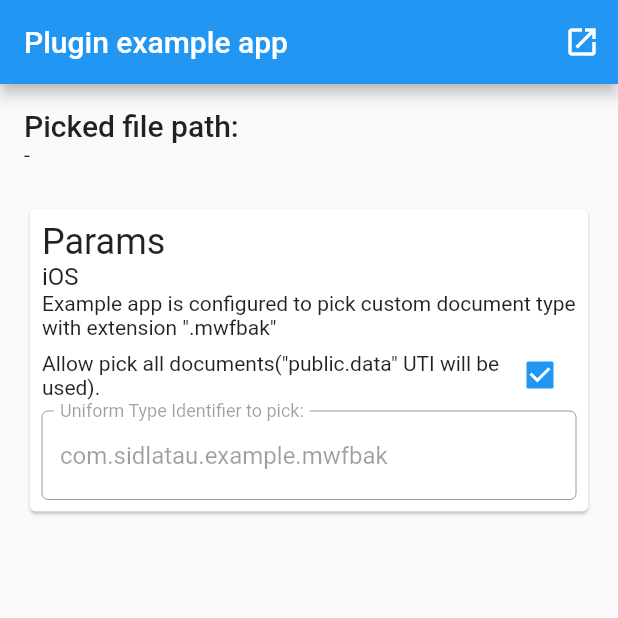
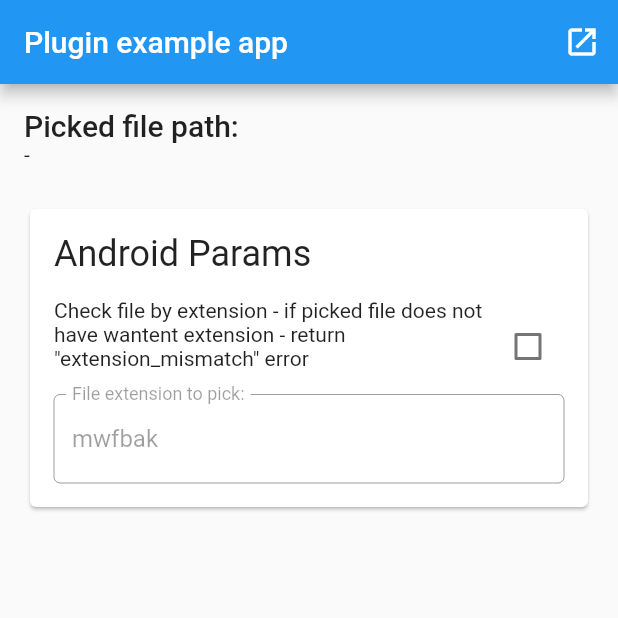
Before and after one commit to sidlatau/flutter_document_picker, a Flutter app: the screen it shows after launch, on a phone screen of 412 x 824 dp, the top half of it. Run offline on Flutter 3.47's test engine with Material 2 defaults, Android fonts, the light colour scheme and no system bars.

Commit message:
Android part: added ability to pick only custom document types.

```diff
--- a/example/lib/main.dart
+++ b/example/lib/main.dart
@@ -12,9 +12,14 @@ class _MyAppState extends State<MyApp> {
   String _path = '-';
   bool _pickFileInProgress = false;
   bool _iosPublicDataUTI = true;
+  bool _checkByCustomExtension = false;
 
   final _utiController = TextEditingController(
     text: 'com.sidlatau.example.mwfbak',
+  );
+
+  final _extensionController = TextEditingController(
+    text: 'mwfbak',
   );
 
   @override
@@ -36,7 +41,8 @@ class _MyAppState extends State<MyApp> {
             )
           ],
         ),
-        body: Padding(
+        body: SingleChildScrollView(
+          child: Padding(
             padding: const EdgeInsets.all(16.0),
             child: Column(
               crossAxisAlignment: CrossAxisAlignment.start,
@@ -47,21 +53,60 @@ class _MyAppState extends State<MyApp> {
                 ),
                 Text('$_path'),
                 _pickFileInProgress ? CircularProgressIndicator() : Container(),
-              Padding(
+                Theme.of(context).platform == TargetPlatform.iOS
+                    ? _buildIOSParams()
+                    : _buildAndroidParams(),
+              ],
+            ),
+          ),
+        ),
+      ),
+    );
+  }
+
+  _pickDocument() async {
+    String result;
+    try {
+      setState(() {
+        _path = '-';
+        _pickFileInProgress = true;
+      });
+
+      FlutterDocumentPickerParams params = FlutterDocumentPickerParams(
+        androidFileExtension:
+            _checkByCustomExtension ? _extensionController.text : null,
+        iosUtiType: _iosPublicDataUTI ? null : _utiController.text,
+      );
+
+      result = await FlutterDocumentPicker.openDocument(params: params);
+    } catch (e) {
+      result = 'Error: $e';
+    } finally {
+      setState(() {
+        _pickFileInProgress = false;
+      });
+    }
+
+    setState(() {
+      _path = result;
+    });
+  }
+
+  _buildIOSParams() {
+    return Padding(
       padding: EdgeInsets.only(top: 24.0),
       child: Card(
         child: Padding(
-                    padding: const EdgeInsets.all(8.0),
+          padding: const EdgeInsets.all(16.0),
           child: Column(
             crossAxisAlignment: CrossAxisAlignment.start,
             children: <Widget>[
-                        Text(
-                          'Params',
+              Padding(
+                padding: const EdgeInsets.only(bottom: 16.0),
+                child: Text(
+                  'iOS Params',
                   style: Theme.of(context).textTheme.headline,
                 ),
-                        Text(
-                          'iOS',
-                          style: Theme.of(context).textTheme.subhead,
               ),
               Text(
                 'Example app is configured to pick custom document type with extension ".mwfbak"',
@@ -97,6 +142,53 @@ class _MyAppState extends State<MyApp> {
           ),
         ),
       ),
+    );
+  }
+
+  _buildAndroidParams() {
+    return Padding(
+      padding: EdgeInsets.only(top: 24.0),
+      child: Card(
+        child: Padding(
+          padding: const EdgeInsets.all(16.0),
+          child: Column(
+            crossAxisAlignment: CrossAxisAlignment.start,
+            children: <Widget>[
+              Padding(
+                padding: const EdgeInsets.only(bottom: 16.0),
+                child: Text(
+                  'Android Params',
+                  style: Theme.of(context).textTheme.headline,
+                ),
+              ),
+              Row(
+                children: <Widget>[
+                  Expanded(
+                    child: Padding(
+                      padding: const EdgeInsets.only(bottom: 16.0),
+                      child: Text(
+                        'Check file by extension - if picked file does not have wantent extension - return "extension_mismatch" error',
+                        softWrap: true,
+                      ),
+                    ),
+                  ),
+                  Checkbox(
+                    value: _checkByCustomExtension,
+                    onChanged: (value) {
+                      setState(() {
+                        _checkByCustomExtension = value;
+                      });
+                    },
+                  ),
+                ],
+              ),
+              TextField(
+                controller: _extensionController,
+                enabled: _checkByCustomExtension,
+                decoration: InputDecoration(
+                  border: OutlineInputBorder(),
+                  labelText: 'File extension to pick:',
+                ),
               ),
             ],
           ),
@@ -104,35 +196,4 @@ class _MyAppState extends State<MyApp> {
       ),
     );
   }
-
-  _pickDocument() async {
-    String result;
-    try {
-      setState(() {
-        _path = '-';
-        _pickFileInProgress = true;
-      });
-
-      FlutterDocumentPickerParams params;
-      if (!_iosPublicDataUTI) {
-        params = FlutterDocumentPickerParams(
-          utiTypes: [
-            _utiController.text,
-          ],
-        );
 }
-
-      result = await FlutterDocumentPicker.openDocument(params: params);
-    } catch (e) {
-      result = 'Error: $e';
-    } finally {
-      setState(() {
-        _pickFileInProgress = false;
-      });
-    }
-
-    setState(() {
-      _path = result;
-    });
-  }
-}
--- a/lib/flutter_document_picker.dart
+++ b/lib/flutter_document_picker.dart
@@ -4,26 +4,37 @@ import 'package:flutter/services.dart';
 
 class FlutterDocumentPicker {
   static const MethodChannel _channel =
-      MethodChannel('flutter_document_picker');
+  MethodChannel('flutter_document_picker');
 
-  static Future<String> openDocument({FlutterDocumentPickerParams params}) async {
+  static Future<String> openDocument(
+      {FlutterDocumentPickerParams params}) async {
+    print(params?.toJson());
     return await _channel.invokeMethod('pickDocument', params?.toJson());
   }
 }
 
 class FlutterDocumentPickerParams {
-  /// Optional setting for enabling only specific document types that could be picked.
-  /// If this list is null or empty "public.data" document type will be provided.
+
+  /// In iOS Uniform Type Identifiers is used to check document types.
+  /// If value is null "public.data" document type will be provided.
   ///
   /// More info:
   /// https://developer.apple.com/library/archive/qa/qa1587/_index.html
-  final List<String> utiTypes;
+  final String iosUtiType;
 
-  FlutterDocumentPickerParams({this.utiTypes});
+  /// In android file extension will be checked.
+  /// If value is null - picked document extension will not be checked.
+  final String androidFileExtension;
+
+  FlutterDocumentPickerParams({
+    this.iosUtiType,
+    this.androidFileExtension,
+  });
 
   Map<String, dynamic> toJson() {
     return {
-      'utiTypes': utiTypes
+      'ios_utiType': iosUtiType,
+      'android_fileExtension': androidFileExtension,
     };
   }
 }
```
Also changed, not shown: 5 other files. Lines whose indentation alone changed are shown as unchanged.
